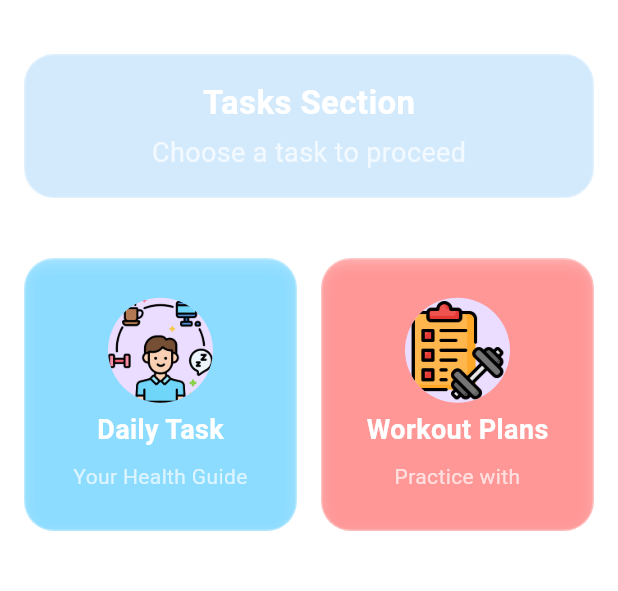
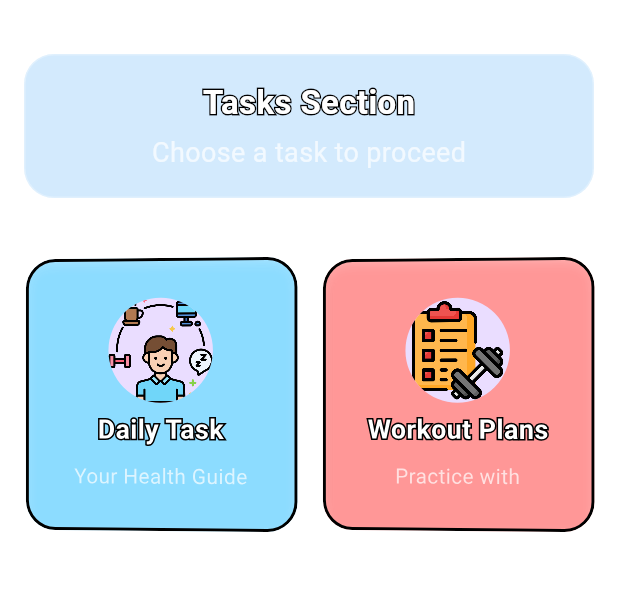
Before and after one commit to riyajidevindu/BeMA_App_V2, a Flutter app: the TasksSectionHome screen opened directly, on a phone screen of 412 x 824 dp, the part 84-675 px from its top. Run offline on Flutter 3.47's test engine with Material 3 defaults, Android fonts, the phone set to English and light mode, and no system bars; our stand-ins replace animated_background, animated_text_kit, awesome_snackbar_content, cloud_firestore, connectivity_plus, custom_navigation_bar and 7 more; missing offline and left inert: model_viewer_plus, record; accounts and stored records are empty; statements that could not run were skipped.

Commit message:
Refactor TasksSectionHome to StatefulWidget; add animations for fade and slide transitions, and implement stroked text for improved visual appeal

```diff
--- a/bema_application/lib/features/intermediate_screens/screens/task_section_screen.dart
+++ b/bema_application/lib/features/intermediate_screens/screens/task_section_screen.dart
@@ -25,8 +25,40 @@ class TasksSectionScreen extends StatelessWidget {
   }
 }
 
-class TasksSectionHome extends StatelessWidget {
+class TasksSectionHome extends StatefulWidget {
   const TasksSectionHome({Key? key}) : super(key: key);
+
+  @override
+  State<TasksSectionHome> createState() => _TasksSectionHomeState();
+}
+
+class _TasksSectionHomeState extends State<TasksSectionHome>
+    with SingleTickerProviderStateMixin {
+  late AnimationController _animationController;
+  late Animation<double> _fadeAnimation;
+  late Animation<Offset> _slideAnimation;
+
+  @override
+  void initState() {
+    super.initState();
+    _animationController = AnimationController(
+      vsync: this,
+      duration: const Duration(milliseconds: 500),
+    );
+    _fadeAnimation =
+        Tween<double>(begin: 0.0, end: 1.0).animate(_animationController);
+    _slideAnimation =
+        Tween<Offset>(begin: const Offset(0, 0.2), end: Offset.zero)
+            .animate(_animationController);
+    _animationController.forward();
+  }
+
+  @override
+  void didChangeDependencies() {
+    super.didChangeDependencies();
+    precacheImage(const AssetImage('assets/tasks.png'), context);
+    precacheImage(const AssetImage('assets/exersize.png'), context);
+  }
 
   @override
   Widget build(BuildContext context) {
@@ -59,17 +91,13 @@ class TasksSectionHome extends StatelessWidget {
               ),
               child: Column(
                 crossAxisAlignment: CrossAxisAlignment.center,
-                children: const [
-                  Text(
+                children: [
+                  _buildStrokedText(
                     "Tasks Section",
-                    style: TextStyle(
-                      fontSize: 22,
-                      color: Colors.white,
-                      fontWeight: FontWeight.bold,
+                    22,
                   ),
-                  ),
-                  SizedBox(height: 5),
-                  Text(
+                  const SizedBox(height: 5),
+                  const Text(
                     "Choose a task to proceed",
                     style: TextStyle(
                       fontSize: 18,
@@ -81,6 +109,13 @@ class TasksSectionHome extends StatelessWidget {
             ),
             const SizedBox(height: 20),
             Expanded(
+              child: AnimatedBuilder(
+                animation: _animationController,
+                builder: (context, child) {
+                  return FadeTransition(
+                    opacity: _fadeAnimation,
+                    child: SlideTransition(
+                      position: _slideAnimation,
                       child: GridView.count(
                         crossAxisCount: 2,
                         crossAxisSpacing: 16.0,
@@ -89,28 +124,36 @@ class TasksSectionHome extends StatelessWidget {
                           _buildCard(
                             avatar: const CircleAvatar(
                               radius: 35,
-                      backgroundImage: AssetImage('assets/tasks.png'),
+                              backgroundImage:
+                                  AssetImage('assets/tasks.png'),
                             ),
                             title: "Daily Task",
                             subtitle: "Your Health Guide",
                             color: Colors.lightBlueAccent,
                             onTap: () {
-                      Navigator.pushNamed(context, RouteNames.dailyTaskScreen);
+                              Navigator.pushNamed(
+                                  context, RouteNames.dailyTaskScreen);
                             },
                           ),
                           _buildCard(
                             avatar: const CircleAvatar(
                               radius: 35,
-                      backgroundImage: AssetImage('assets/exersize.png'),
+                              backgroundImage:
+                                  AssetImage('assets/exersize.png'),
                             ),
                             title: "Workout Plans",
                             subtitle: "Practice with",
                             color: Colors.redAccent,
                             onTap: () {
-                      Navigator.pushNamed(context, RouteNames.WorkoutPlanScreen);
+                              Navigator.pushNamed(
+                                  context, RouteNames.WorkoutPlanScreen);
                             },
                           ),
                         ],
+                      ),
+                    ),
+                  );
+                },
               ),
             ),
           ],
@@ -126,7 +169,15 @@ class TasksSectionHome extends StatelessWidget {
     required Color color,
     VoidCallback? onTap,
   }) {
-    return ClipRRect(
+    return MouseRegion(
+      onEnter: (event) {},
+      onExit: (event) {},
+      child: Transform(
+        transform: Matrix4.identity()
+          ..setEntry(3, 2, 0.001)
+          ..rotateY(0.1),
+        alignment: FractionalOffset.center,
+        child: ClipRRect(
           borderRadius: BorderRadius.circular(20),
           child: BackdropFilter(
             filter: ImageFilter.blur(sigmaX: 10, sigmaY: 10),
@@ -137,7 +188,8 @@ class TasksSectionHome extends StatelessWidget {
                   color: color.withOpacity(0.2),
                   borderRadius: BorderRadius.circular(20),
                   border: Border.all(
-                color: Colors.white.withOpacity(0.3),
+                    color: Colors.black,
+                    width: 2,
                   ),
                   boxShadow: [
                     BoxShadow(
@@ -155,13 +207,9 @@ class TasksSectionHome extends StatelessWidget {
                     children: [
                       avatar,
                       const SizedBox(height: 5),
-                  Text(
+                      _buildStrokedText(
                         title,
-                    style: const TextStyle(
-                      fontSize: 18,
-                      fontWeight: FontWeight.bold,
-                      color: Colors.white,
-                    ),
+                        18,
                       ),
                       const SizedBox(height: 8),
                       Text(
@@ -178,6 +226,37 @@ class TasksSectionHome extends StatelessWidget {
               ),
             ),
           ),
+        ),
+      ),
+    );
+  }
+
+  Widget _buildStrokedText(String text, double fontSize,
+      {bool isSelected = true}) {
+    return Stack(
+      children: <Widget>[
+        // Stroked text as border.
+        Text(
+          text,
+          style: TextStyle(
+            fontSize: fontSize,
+            fontWeight: isSelected ? FontWeight.bold : FontWeight.normal,
+            foreground: Paint()
+              ..style = PaintingStyle.stroke
+              ..strokeWidth = 2
+              ..color = Colors.black,
+          ),
+        ),
+        // Solid text as fill.
+        Text(
+          text,
+          style: TextStyle(
+            fontSize: fontSize,
+            fontWeight: isSelected ? FontWeight.bold : FontWeight.normal,
+            color: isSelected ? Colors.white : Colors.white.withOpacity(0.7),
+          ),
+        ),
+      ],
     );
   }
 }
```
Lines whose indentation alone changed are shown as unchanged.
